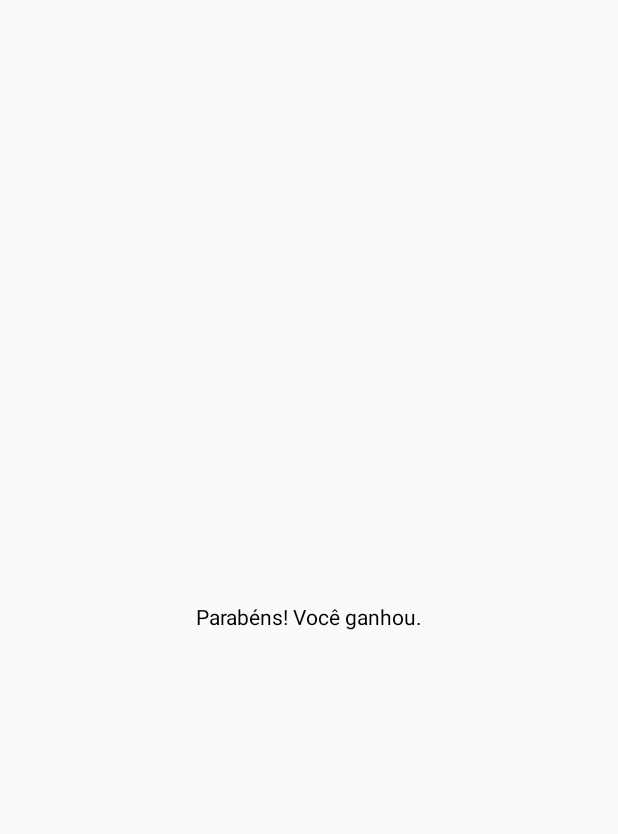
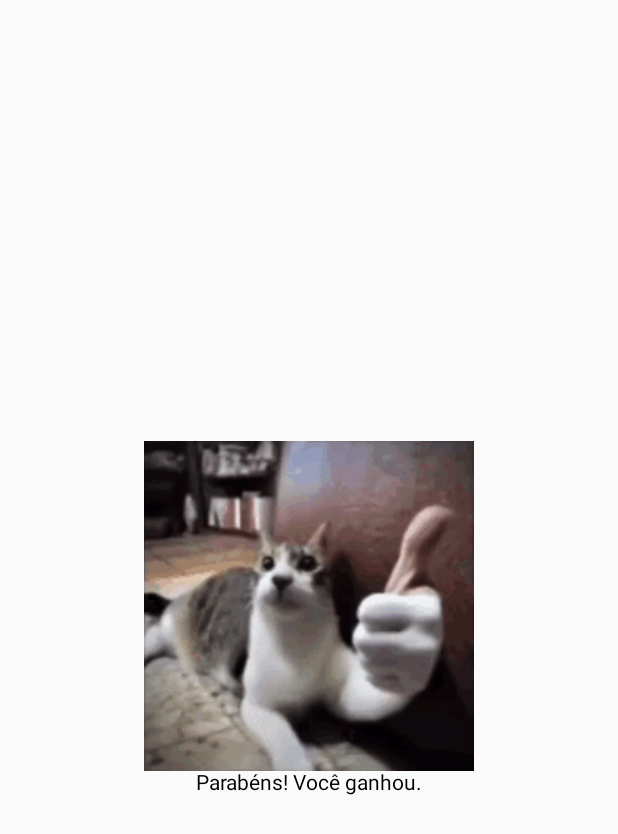
Before and after one commit to lugialo/caca-ao-tesouro-kotlin, an Android app built with Jetpack Compose: the TelaFinal screen opened through its navigation route, on a phone screen of 412 x 824 dp. Before the commit the part shown is almost empty. Shown: the top 834 px of the screen. Run offline under Robolectric (Android 15) with nearby library versions, the phone set to English and light mode, and no system bars; libraries missing offline, so code that uses them is left out: coil3.gif.

Commit message:
feat: Inserindo gif

```diff
--- a/app/build.gradle.kts
+++ b/app/build.gradle.kts
@@ -58,4 +58,7 @@ dependencies {
     debugImplementation(libs.androidx.ui.tooling)
     debugImplementation(libs.androidx.ui.test.manifest)
     implementation("androidx.navigation:navigation-compose:$nav_version")
+    implementation("io.coil-kt.coil3:coil-compose:3.1.0")
+    implementation("io.coil-kt.coil3:coil-network-okhttp:3.1.0")
+    implementation("io.coil-kt.coil3:coil-gif:3.1.0")
 }
--- a/app/src/main/java/com/example/cacaaotesouro/MainActivity.kt
+++ b/app/src/main/java/com/example/cacaaotesouro/MainActivity.kt
@@ -1,5 +1,6 @@
 package com.example.cacaaotesouro
 
+import android.os.Build.VERSION.SDK_INT
 import android.os.Bundle
 import androidx.activity.ComponentActivity
 import androidx.activity.compose.setContent
@@ -24,6 +25,11 @@ import androidx.navigation.NavController
 import androidx.navigation.compose.NavHost
 import androidx.navigation.compose.composable
 import androidx.navigation.compose.rememberNavController
+import coil3.ImageLoader
+import coil3.Uri
+import coil3.PlatformContext
+import coil3.annotation.ExperimentalCoilApi
+import coil3.gif.AnimatedImageDecoder
 
 class MainActivity : ComponentActivity() {
     override fun onCreate(savedInstanceState: Bundle?) {
@@ -166,6 +172,15 @@ fun TelaFinal() {
         horizontalAlignment = Alignment.CenterHorizontally,
         verticalArrangement = Arrangement.Center
     ) {
+        GifImage(drawableResId = R.drawable.gatojoia)
         Text(text = "Parabéns! Você ganhou.")
     }
 }
+
+@Composable
+fun GifImage(drawableResId: Int) {
+    coil3.compose.AsyncImage(
+        model = drawableResId,
+        contentDescription = "gif"
+    )
+}
```
Also changed, not shown: app/src/main/res/drawable/gatojoia.gif (added).
